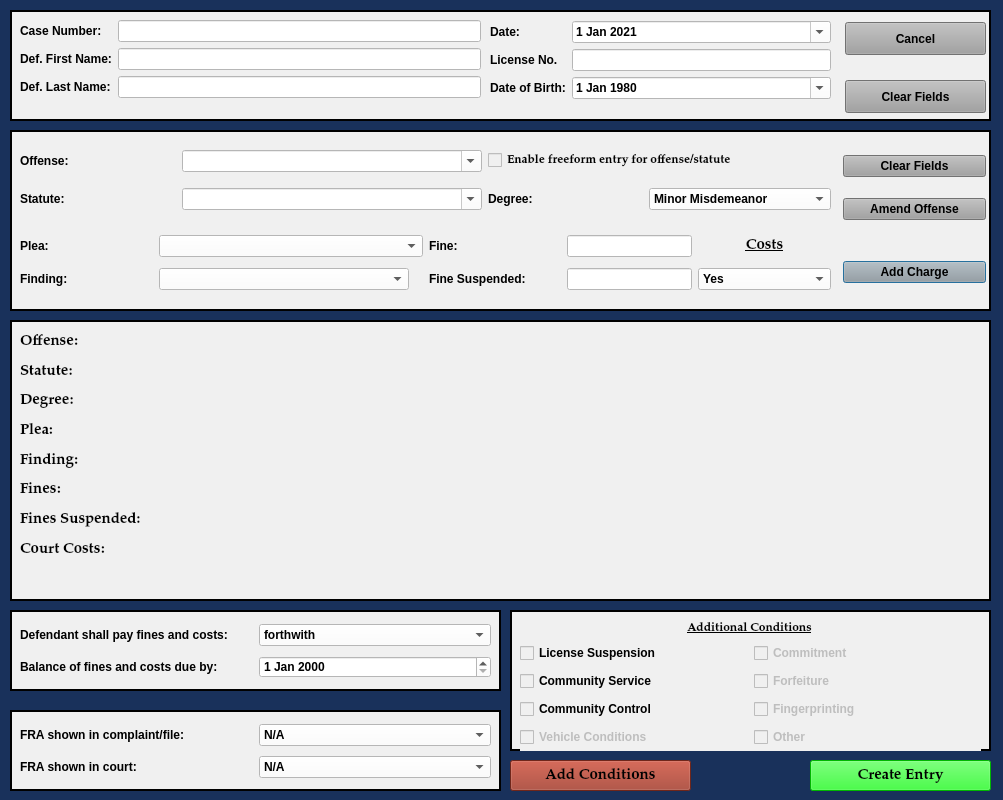
Before: the Qt Designer form resources/ui/MinorMisdemeanorDialog.ui in HunterProgram22/MuniEntry, drawn with Qt 5.
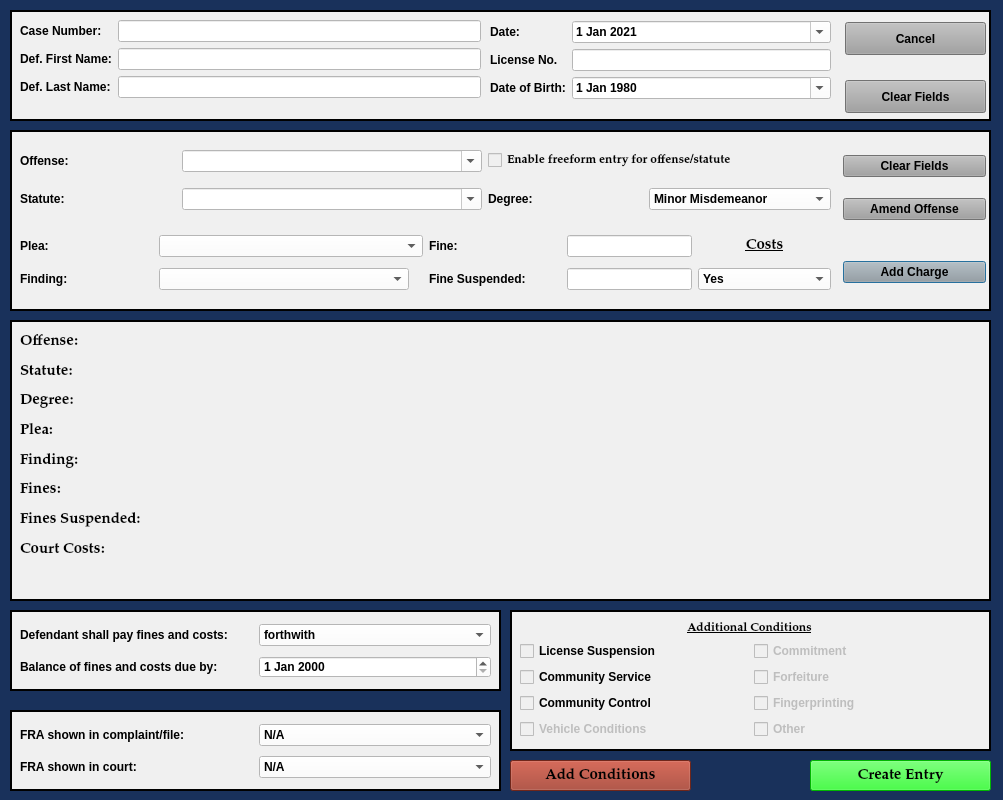
After: the same form once the commit is applied.

```diff
--- a/resources/ui/MinorMisdemeanorDialog.ui
+++ b/resources/ui/MinorMisdemeanorDialog.ui
@@ -1256,7 +1256,7 @@
       <x>10</x>
       <y>31</y>
       <width>461</width>
-      <height>112</height>
+      <height>101</height>
      </rect>
     </property>
     <layout class="QGridLayout" name="gridLayout_5">
```
